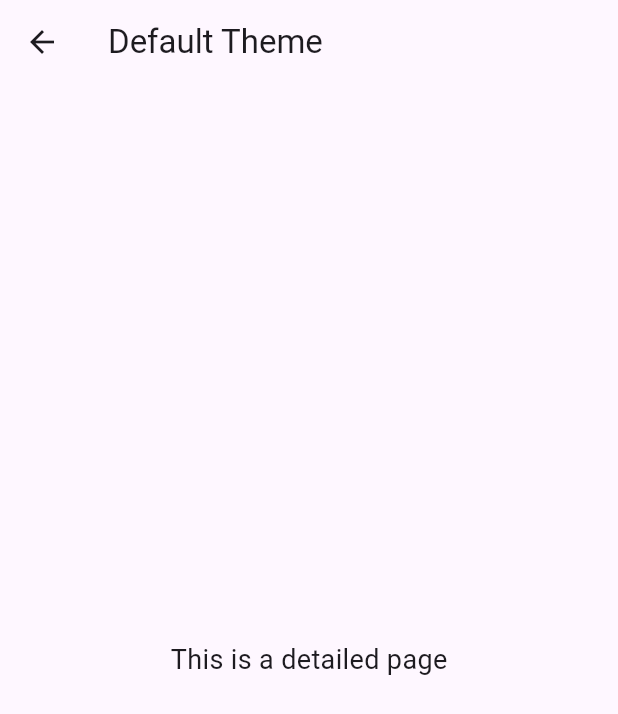
After one commit to nezoxicpp/flutter_tasks, a Flutter app: the HomeScreen screen opened directly, after a tap on "Default Theme", on a phone screen of 412 x 824 dp. The commit adds this screen. Shown: the top 714 px of the screen. Run offline on Flutter 3.47's test engine with Material 3 defaults, Android fonts, the phone set to English and light mode, and no system bars; our stand-ins replace go_router.

Commit message:
first commit

```diff
--- /dev/null
+++ b/lib/go_router/main.dart
@@ -0,0 +1,22 @@
+import 'package:flutter/material.dart';
+import 'package:router_navbar/go_router/router.dart';
+
+void main() {
+  runApp(const MyApp());
+}
+
+class MyApp extends StatelessWidget {
+  const MyApp({super.key});
+
+  @override
+  Widget build(BuildContext context) {
+    return MaterialApp.router(
+      title: 'Go Router',
+      routerConfig: router,
+      theme: ThemeData(
+        colorScheme: ColorScheme.fromSeed(seedColor: Colors.deepPurple),
+        useMaterial3: true,
+      ),
+    );
+  }
+}
--- /dev/null
+++ b/lib/go_router/router.dart
@@ -0,0 +1,63 @@
+import 'package:flutter/material.dart';
+import 'package:go_router/go_router.dart';
+import 'package:router_navbar/go_router/screens/newspage.dart';
+import 'package:router_navbar/go_router/screens/searchpage.dart';
+import 'package:router_navbar/go_router/screens/settingspage.dart';
+import 'package:router_navbar/go_router/screens/videopage.dart';
+
+import 'screens/homepage.dart';
+
+final _parentKey = GlobalKey<NavigatorState>();
+final _shellKey = GlobalKey<NavigatorState>();
+
+Page<void> noTransitionPageBuilder(
+    BuildContext context, GoRouterState state, Widget child) {
+  return CustomTransitionPage<void>(
+    key: state.pageKey,
+    child: child,
+    transitionsBuilder: (context, animation, secondaryAnimation, child) {
+      return child; // No animation
+    },
+  );
+}
+
+final router = GoRouter(navigatorKey: _parentKey, routes: [
+  ShellRoute(
+      navigatorKey: _shellKey,
+      builder: (context, state, child) => HomePage(
+            child: child,
+          ),
+      routes: [
+        GoRoute(
+          path: '/',
+          name: 'news',
+          parentNavigatorKey: _shellKey,
+          pageBuilder: (context, state) => noTransitionPageBuilder(
+            context,
+            state,
+            const Newspage(),
+          ),
+        ),
+        GoRoute(
+          path: SettingsPage.route,
+          parentNavigatorKey: _shellKey,
+          name: 'settings',
+          pageBuilder: (context, state) =>
+              noTransitionPageBuilder(context, state, const SettingsPage()),
+        ),
+        GoRoute(
+          path: VideoPage.route,
+          parentNavigatorKey: _shellKey,
+          name: 'videos',
+          pageBuilder: (context, state) =>
+              noTransitionPageBuilder(context, state, const VideoPage()),
+        ),
+        GoRoute(
+          path: SearchPage.route,
+          parentNavigatorKey: _shellKey,
+          name: 'search',
+          pageBuilder: (context, state) =>
+              noTransitionPageBuilder(context, state, const SearchPage()),
+        )
+      ]),
+]);
--- /dev/null
+++ b/lib/layout.dart
@@ -0,0 +1,239 @@
+import 'package:flutter/material.dart';
+
+void main() {
+  runApp(MyApp());
+}
+
+class MyApp extends StatelessWidget {
+  @override
+  Widget build(BuildContext context) {
+    return MaterialApp(
+      debugShowCheckedModeBanner: false,
+      home: HomeScreen(),
+    );
+  }
+}
+
+class HomeScreen extends StatelessWidget {
+  @override
+  Widget build(BuildContext context) {
+    return Scaffold(
+      appBar: AppBar(
+        title: const Text("AllInOne UI Kit"),
+        actions: [
+          Switch(
+            value: false,
+            onChanged: (value) {},
+          ),
+        ],
+      ),
+      body: Padding(
+        padding: const EdgeInsets.all(16.0),
+        child: Column(
+          crossAxisAlignment: CrossAxisAlignment.start,
+          children: [
+            _buildTopButtons(context),
+            const SizedBox(height: 30),
+            const Text(
+              "Themes",
+              style: TextStyle(
+                fontSize: 20,
+                fontWeight: FontWeight.bold,
+              ),
+            ),
+            const SizedBox(height: 10),
+            _buildThemeList(context),
+          ],
+        ),
+      ),
+    );
+  }
+
+  Widget _buildTopButtons(BuildContext context) {
+    return GridView.count(
+      shrinkWrap: true,
+      crossAxisCount: 2, // Два элемента в строке
+      crossAxisSpacing: 15, // Расстояние между столбцами
+      mainAxisSpacing: 15, // Расстояние между строками
+      childAspectRatio: 1.6, // Прямоугольная форма
+      physics: const NeverScrollableScrollPhysics(),
+      children: [
+        _buildTopButton(
+            context, "Default Theme", Icons.phone_android, Colors.teal),
+        _buildTopButton(context, "Full Apps", Icons.apps, Colors.purple),
+        _buildTopButton(context, "Integration", Icons.public, Colors.orange),
+        _buildTopButton(context, "Dashboard", Icons.dashboard, Colors.amber),
+      ],
+    );
+  }
+
+  Widget _buildTopButton(
+      BuildContext context, String title, IconData icon, Color color) {
+    return GestureDetector(
+      onTap: () {
+        Navigator.push(
+          context,
+          MaterialPageRoute(
+            builder: (context) => DetailScreen(title: title),
+          ),
+        );
+      },
+      child: Container(
+        decoration: BoxDecoration(
+          color: color.withOpacity(0.7),
+          borderRadius: BorderRadius.circular(12),
+          boxShadow: [
+            BoxShadow(
+              color: Colors.grey.shade300,
+              offset: const Offset(4, 4),
+              blurRadius: 6,
+            ),
+          ],
+        ),
+        child: Column(
+          mainAxisAlignment: MainAxisAlignment.center,
+          children: [
+            Icon(icon, color: Colors.white, size: 40),
+            const SizedBox(height: 15),
+            Text(
+              title,
+              textAlign: TextAlign.center,
+              style: const TextStyle(
+                fontSize: 16,
+                fontWeight: FontWeight.bold,
+                color: Colors.white,
+              ),
+            ),
+          ],
+        ),
+      ),
+    );
+  }
+
+  Widget _buildThemeList(BuildContext context) {
+    final themes = [
+      {
+        "title": "File Manager",
+        "screens": 1,
+        "color": Colors.orange,
+        "icon": Icons.insert_drive_file
+      },
+      {
+        "title": "Exercise Tips",
+        "screens": 2,
+        "color": Colors.green,
+        "icon": Icons.fitness_center
+      },
+      {
+        "title": "Food Recipe",
+        "screens": 3,
+        "color": Colors.blue,
+        "icon": Icons.restaurant_menu
+      },
+      {
+        "title": "Gym",
+        "screens": 4,
+        "color": Colors.lightBlue,
+        "icon": Icons.sports_gymnastics
+      },
+      {
+        "title": "e-wallet",
+        "screens": 5,
+        "color": Colors.amber,
+        "icon": Icons.account_balance_wallet
+      },
+    ];
+
+    return Column(
+      children: themes.map((theme) {
+        return GestureDetector(
+          onTap: () {
+            Navigator.push(
+              context,
+              MaterialPageRoute(
+                builder: (context) =>
+                    DetailScreen(title: theme["title"] as String),
+              ),
+            );
+          },
+          child: Container(
+            margin: const EdgeInsets.only(bottom: 16),
+            padding: const EdgeInsets.all(16),
+            decoration: BoxDecoration(
+              color: Colors.white,
+              borderRadius: BorderRadius.circular(12),
+              boxShadow: [
+                BoxShadow(
+                  color: Colors.grey.shade300,
+                  offset: const Offset(4, 4),
+                  blurRadius: 6,
+                ),
+              ],
+            ),
+            child: Row(
+              children: [
+                Container(
+                  width: 50,
+                  height: 50,
+                  decoration: BoxDecoration(
+                    color: theme["color"] as Color,
+                    borderRadius: BorderRadius.circular(5),
+                  ),
+                  child: Icon(theme["icon"] as IconData, color: Colors.white),
+                ),
+                const SizedBox(width: 20),
+                Expanded(
+                  child: Column(
+                    crossAxisAlignment: CrossAxisAlignment.start,
+                    children: [
+                      Text(
+                        theme["title"] as String,
+                        style: const TextStyle(
+                          fontSize: 16,
+                          fontWeight: FontWeight.bold,
+                        ),
+                      ),
+                      Text(
+                        "Theme ${theme["screens"]} Screens",
+                        style: const TextStyle(
+                          color: Colors.grey,
+                        ),
+                      ),
+                    ],
+                  ),
+                ),
+                CircleAvatar(
+                  radius: 16,
+                  backgroundColor: theme["color"] as Color,
+                  child: const Icon(Icons.arrow_forward,
+                      color: Colors.white, size: 16),
+                ),
+              ],
+            ),
+          ),
+        );
+      }).toList(),
+    );
+  }
+}
+
+class DetailScreen extends StatelessWidget {
+  final String title;
+
+  const DetailScreen({required this.title});
+
+  @override
+  Widget build(BuildContext context) {
+    return Scaffold(
+      appBar: AppBar(
+        title: Text(title),
+      ),
+      body: const Center(
+        child: Text(
+          "This is a detailed page",
+          style: TextStyle(fontSize: 18),
+        ),
+      ),
+    );
+  }
+}
--- a/pubspec.yaml
+++ b/pubspec.yaml
@@ -1,4 +1,4 @@
-name: flutter_tasks
+name: router_navbar
 description: "A new Flutter project."
 # The following line prevents the package from being accidentally published to
 # pub.dev using `flutter pub publish`. This is preferred for private packages.
@@ -35,7 +35,7 @@ dependencies:
   # The following adds the Cupertino Icons font to your application.
   # Use with the CupertinoIcons class for iOS style icons.
   cupertino_icons: ^1.0.8
-  go_router: ^14.6.1
+  go_router: ^14.6.2
 
 dev_dependencies:
   flutter_test:
```
Also changed, not shown: lib/go_router/screens/homepage.dart (added, +54 -0 lines), lib/go_router/screens/newspage.dart (added, +15 -0 lines), lib/go_router/screens/searchpage.dart (added, +15 -0 lines), lib/go_router/screens/settingspage.dart (added, +15 -0 lines), lib/go_router/screens/videopage.dart (added, +15 -0 lines), lib/main.dart (+4 -4 lines), pubspec.lock.
